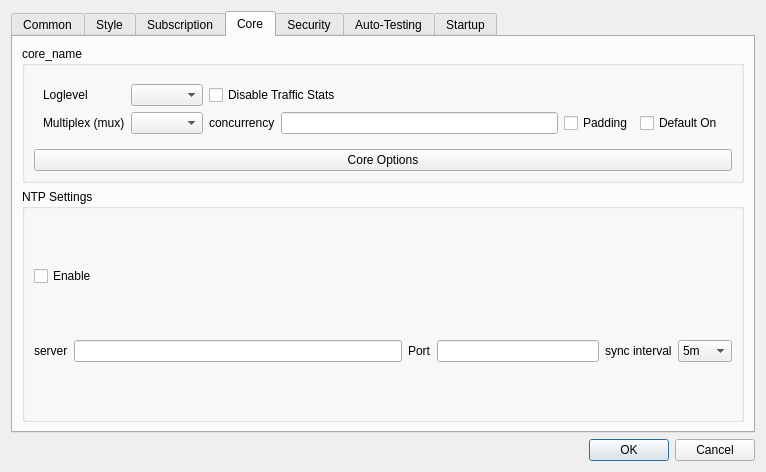
Old version of the form src/nekobox/ui/setting/dialog_basic_settings.ui in the repository qr243vbi/nekobox.
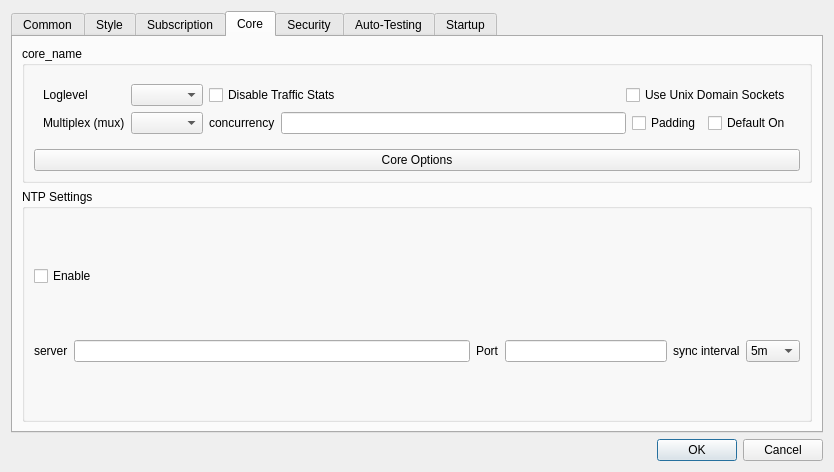
New version of the form. The open tabs and pages were chosen to show the change. Custom widgets are drawn as their Qt base class.

Commit message: Modify res/translations/lt_LT.ts

```diff
--- a/src/nekobox/ui/setting/dialog_basic_settings.ui
+++ b/src/nekobox/ui/setting/dialog_basic_settings.ui
@@ -723,6 +723,13 @@
                  </property>
                 </widget>
                </item>
+               <item>
+                <widget class="QCheckBox" name="checkBox">
+                 <property name="text">
+                  <string>Use Unix Domain Sockets</string>
+                 </property>
+                </widget>
+               </item>
               </layout>
              </item>
              <item row="1" column="0">
```
Left out of the diff: 2 changed lines with no effect on the pictures. The commit also changes 2 other files.
